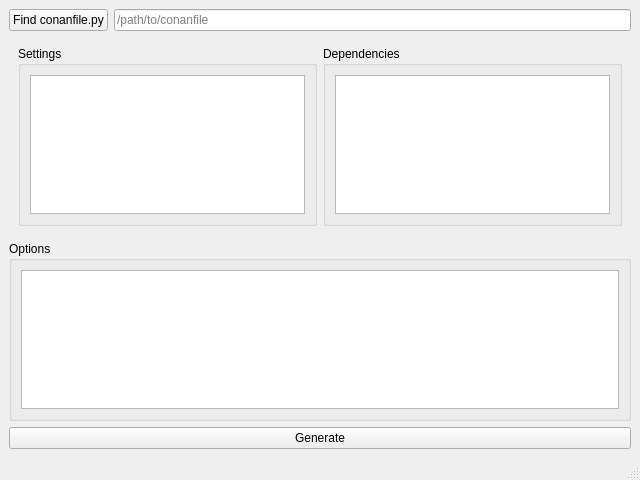
Old version of the form mainWindow.ui in the repository legleux/pyncon.
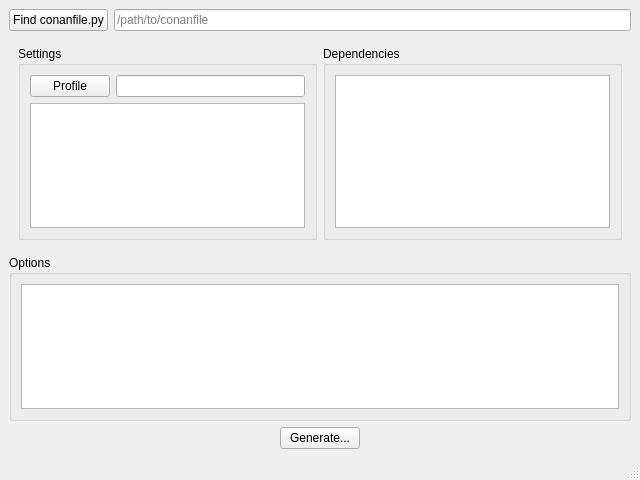
New version of the form.

```diff
--- a/mainWindow.ui
+++ b/mainWindow.ui
@@ -52,16 +52,29 @@
            <property name="checkable">
             <bool>false</bool>
            </property>
+           <layout class="QVBoxLayout" name="verticalLayout_2">
+            <item>
            <layout class="QHBoxLayout" name="horizontalLayout_2">
+              <property name="sizeConstraint">
+               <enum>QLayout::SetMinimumSize</enum>
+              </property>
+              <property name="bottomMargin">
+               <number>0</number>
+              </property>
             <item>
-             <widget class="QListView" name="settingsListView">
-              <property name="toolTip">
-               <string extracomment="settings are set by profiles">butts muthafucka!!!!!!!!</string>
-              </property>
-              <property name="toolTipDuration">
-               <number>4000</number>
-              </property>
-             </widget>
+               <widget class="QPushButton" name="profilePushButton">
+                <property name="text">
+                 <string>Profile</string>
+                </property>
+               </widget>
+              </item>
+              <item>
+               <widget class="QLineEdit" name="profileLineEdit"/>
+              </item>
+             </layout>
+            </item>
+            <item>
+             <widget class="QTreeView" name="settingsTreeView"/>
             </item>
            </layout>
           </widget>
@@ -73,7 +86,7 @@
            </property>
            <layout class="QHBoxLayout" name="horizontalLayout_5">
             <item>
-             <widget class="QListView" name="dependenciesListView"/>
+             <widget class="QTreeView" name="dependenciesTreeView"/>
             </item>
            </layout>
           </widget>
@@ -96,6 +109,21 @@
      </layout>
     </item>
     <item>
+     <layout class="QHBoxLayout" name="horizontalLayout_6">
+      <item>
+       <spacer name="horizontalSpacer">
+        <property name="orientation">
+         <enum>Qt::Horizontal</enum>
+        </property>
+        <property name="sizeHint" stdset="0">
+         <size>
+          <width>40</width>
+          <height>20</height>
+         </size>
+        </property>
+       </spacer>
+      </item>
+      <item>
      <widget class="QPushButton" name="generatePushButton">
       <property name="toolTip">
        <string comment="click me"/>
@@ -107,9 +135,24 @@
        <string extracomment="what"/>
       </property>
       <property name="text">
-       <string>Generate</string>
-      </property>
-     </widget>
+         <string>Generate...</string>
+        </property>
+       </widget>
+      </item>
+      <item>
+       <spacer name="horizontalSpacer_2">
+        <property name="orientation">
+         <enum>Qt::Horizontal</enum>
+        </property>
+        <property name="sizeHint" stdset="0">
+         <size>
+          <width>40</width>
+          <height>20</height>
+         </size>
+        </property>
+       </spacer>
+      </item>
+     </layout>
     </item>
    </layout>
   </widget>
```
Left out of the diff: 1 changed line with no effect on the pictures. Lines whose indentation alone changed are shown as unchanged.
